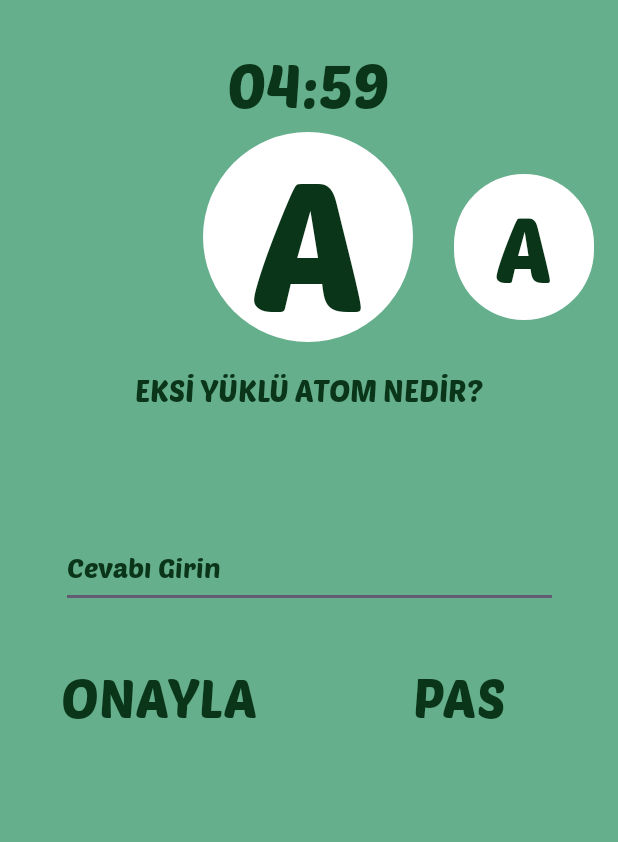
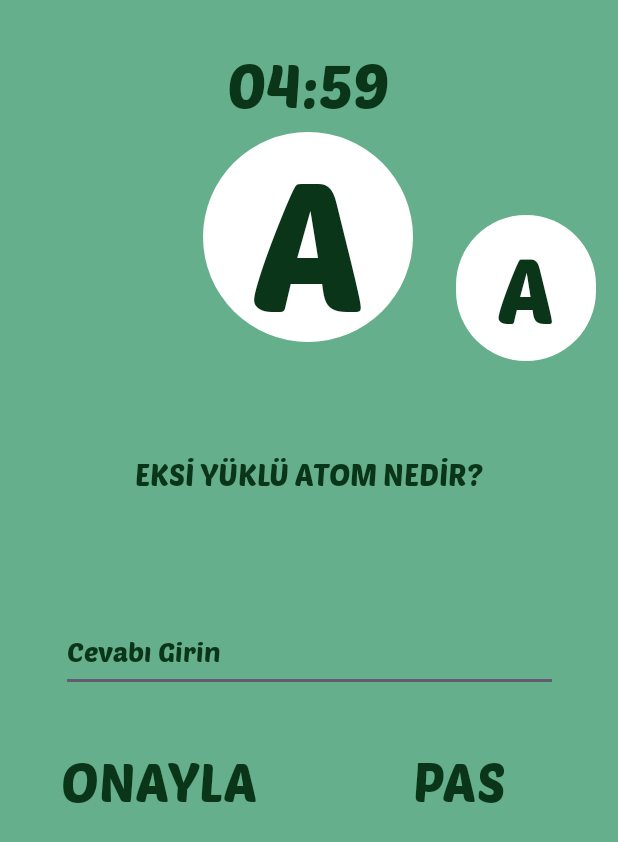
Before and after one commit to uslanozan/Omnidle, an Android app: the QuestionsActivity screen opened directly, with no data from a screen before it, on a phone screen of 412 x 824 dp. Shown: the top 842 px of the screen. Run offline under Robolectric (Android 15) with nearby library versions, the phone set to English and light mode, and no system bars; 3 statements that could not run were skipped.

```diff
--- a/app/src/main/java/com/android/alesta/omnidle/MainActivity.java
+++ b/app/src/main/java/com/android/alesta/omnidle/MainActivity.java
@@ -32,7 +32,9 @@ public class MainActivity extends AppCompatActivity {
             v.setPadding(systemBars.left, systemBars.top, systemBars.right, systemBars.bottom);
             return insets;
         });
+        String a="";
         try (FileOutputStream fos = getApplicationContext().openFileOutput("myfile", Context.MODE_PRIVATE)) {
+            fos.write(a.getBytes(StandardCharsets.UTF_8));
         } catch (FileNotFoundException e) {
             throw new RuntimeException(e);
         } catch (IOException e) {
--- a/app/src/main/java/com/android/alesta/omnidle/QuestionCreator.java
+++ b/app/src/main/java/com/android/alesta/omnidle/QuestionCreator.java
@@ -111,7 +111,7 @@ public class QuestionCreator extends AppCompatActivity {
                                 String answer = matcher.group(1);
                                 String question = matcher.group(2);
 
-                                questions.add(turkishAlphabet.get(i));
+                                questions.add(answer.substring(0,1).toUpperCase());
                                 questions.add(answer);
                                 questions.add(question);
                                 questAnsw.add(questions);
--- a/app/src/main/res/layout/activity_questions.xml
+++ b/app/src/main/res/layout/activity_questions.xml
@@ -14,23 +14,29 @@
         android:id="@+id/txtLetterBefore"
         android:layout_width="93dp"
         android:layout_height="97dp"
-        android:layout_marginTop="36dp"
+        android:layout_marginTop="120dp"
+        android:layout_marginEnd="26dp"
+        android:layout_marginBottom="136dp"
         android:background="@drawable/circle_white"
         android:fontFamily="@font/poetsen_one"
         android:gravity="center"
         android:text="A"
         android:textColor="@color/frame_green"
         android:textSize="60sp"
+        app:layout_constraintBottom_toTopOf="@+id/eTxtAnswer"
         app:layout_constraintEnd_toEndOf="parent"
-        app:layout_constraintHorizontal_bias="0.05"
+        app:layout_constraintEnd_toStartOf="@+id/txtLetter"
+        app:layout_constraintHorizontal_bias="0.358"
         app:layout_constraintStart_toStartOf="parent"
-        app:layout_constraintTop_toBottomOf="@+id/txtTimer" />
+        app:layout_constraintTop_toTopOf="parent" />
 
     <TextView
         android:id="@+id/txtLetterAfter"
         android:layout_width="93dp"
         android:layout_height="97dp"
+        android:layout_marginStart="27dp"
         android:layout_marginTop="36dp"
+        android:layout_marginBottom="140dp"
         android:background="@drawable/circle_white"
         android:fontFamily="@font/poetsen_one"
         android:gravity="center"
@@ -38,8 +44,10 @@
         android:textColor="@color/frame_green"
         android:textSize="60sp"
         android:visibility="visible"
+        app:layout_constraintBottom_toTopOf="@+id/eTxtAnswer"
         app:layout_constraintEnd_toEndOf="parent"
         app:layout_constraintHorizontal_bias="0.949"
+        app:layout_constraintStart_toEndOf="@+id/txtLetter"
         app:layout_constraintStart_toStartOf="parent"
         app:layout_constraintTop_toBottomOf="@+id/txtTimer" />
 
@@ -63,7 +71,7 @@
         android:id="@+id/txtQuestion"
         android:layout_width="wrap_content"
         android:layout_height="wrap_content"
-        android:layout_marginTop="20dp"
+        android:layout_marginTop="76dp"
         android:fontFamily="@font/poetsen_one"
         android:text="EKSİ YÜKLÜ ATOM NEDİR?"
         android:textColor="@color/frame_green"
```
Also changed, not shown: app/src/main/java/com/android/alesta/omnidle/QuestionsActivity.java (+47 -16 lines).
